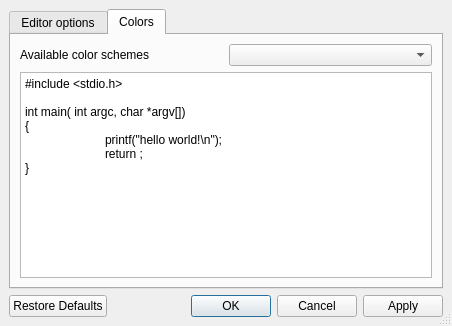
Qt form tools/qtsourceview/demos/demo4/configdialog.ui (diegoiast/qtsourceview) before a commit.
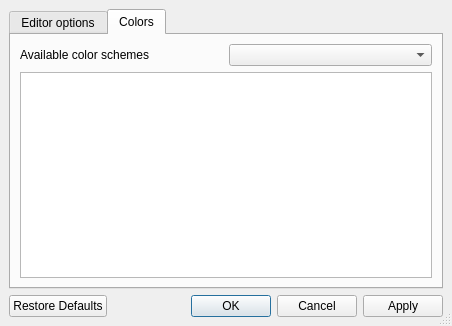
The same form after that commit. The open tabs and pages were chosen to show the change. Custom widgets are drawn as their Qt base class.

```diff
--- a/tools/qtsourceview/demos/demo4/configdialog.ui
+++ b/tools/qtsourceview/demos/demo4/configdialog.ui
@@ -287,20 +287,7 @@
         </layout>
        </item>
        <item>
-        <widget class="LinesEditor" name="sampleEdit" >
-         <property name="html" >
-          <string>&lt;html>&lt;head>&lt;meta name="qrichtext" content="1" />&lt;style type="text/css">
-p, li { white-space: pre-wrap; }
-&lt;/style>&lt;/head>&lt;body style=" font-family:'Sans Serif'; font-size:9pt; font-weight:400; font-style:normal;">
-&lt;p style=" margin-top:0px; margin-bottom:0px; margin-left:0px; margin-right:0px; -qt-block-indent:0; text-indent:0px;">#include &amp;lt;stdio.h&amp;gt;&lt;/p>
-&lt;p style="-qt-paragraph-type:empty; margin-top:0px; margin-bottom:0px; margin-left:0px; margin-right:0px; -qt-block-indent:0; text-indent:0px;">&lt;/p>
-&lt;p style=" margin-top:0px; margin-bottom:0px; margin-left:0px; margin-right:0px; -qt-block-indent:0; text-indent:0px;">int main( int argc, char *argv[])&lt;/p>
-&lt;p style=" margin-top:0px; margin-bottom:0px; margin-left:0px; margin-right:0px; -qt-block-indent:0; text-indent:0px;">{&lt;/p>
-&lt;p style=" margin-top:0px; margin-bottom:0px; margin-left:0px; margin-right:0px; -qt-block-indent:0; text-indent:0px;">	printf("hello world!\n");&lt;/p>
-&lt;p style=" margin-top:0px; margin-bottom:0px; margin-left:0px; margin-right:0px; -qt-block-indent:0; text-indent:0px;">	return ;&lt;/p>
-&lt;p style=" margin-top:0px; margin-bottom:0px; margin-left:0px; margin-right:0px; -qt-block-indent:0; text-indent:0px;">}&lt;/p>&lt;/body>&lt;/html></string>
-         </property>
-        </widget>
+        <widget class="LinesEditor" name="sampleEdit" />
        </item>
       </layout>
      </widget>
```
